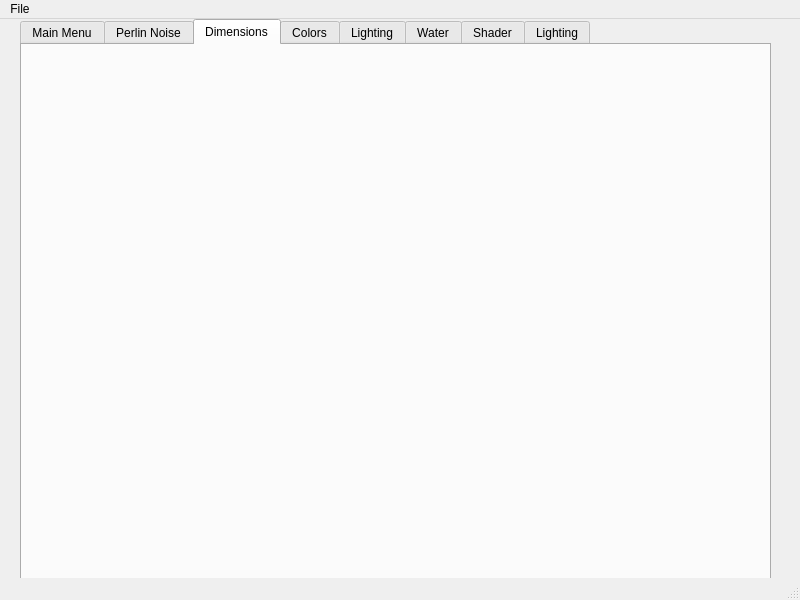
Before: the Qt Designer form pyqt5-gui/gui.ui in KatyT12/Random-3DTerrain-Generator, drawn with Qt 5.
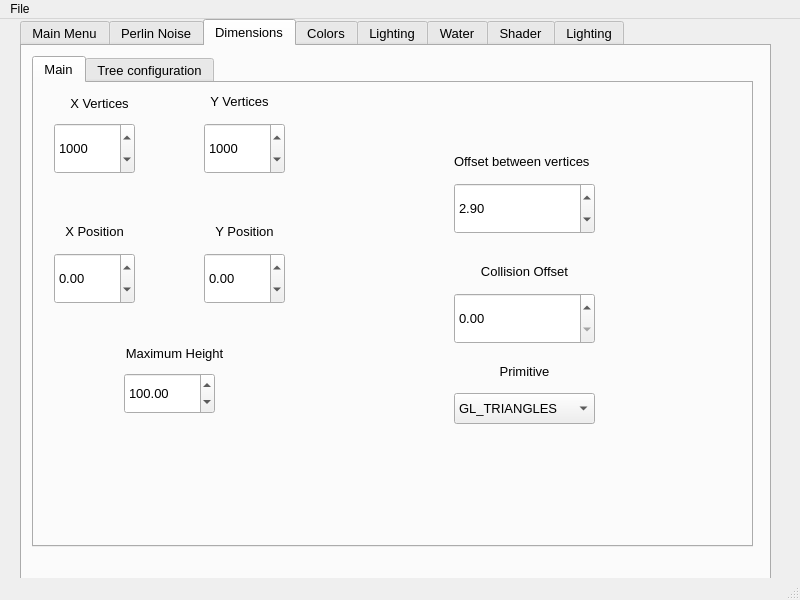
After: the same form once the commit is applied.

```diff
--- a/pyqt5-gui/gui.ui
+++ b/pyqt5-gui/gui.ui
@@ -26,6 +26,11 @@
       <height>571</height>
      </rect>
     </property>
+    <property name="font">
+     <font>
+      <pointsize>10</pointsize>
+     </font>
+    </property>
     <property name="currentIndex">
      <number>2</number>
     </property>
@@ -43,6 +48,303 @@
      <attribute name="title">
       <string>Dimensions</string>
      </attribute>
+     <widget class="QTabWidget" name="treeConfig">
+      <property name="geometry">
+       <rect>
+        <x>10</x>
+        <y>10</y>
+        <width>721</width>
+        <height>491</height>
+       </rect>
+      </property>
+      <property name="currentIndex">
+       <number>0</number>
+      </property>
+      <widget class="QWidget" name="MainDimensionsTab">
+       <attribute name="title">
+        <string>Main</string>
+       </attribute>
+       <widget class="QSpinBox" name="x">
+        <property name="geometry">
+         <rect>
+          <x>20</x>
+          <y>40</y>
+          <width>81</width>
+          <height>51</height>
+         </rect>
+        </property>
+        <property name="minimum">
+         <number>1</number>
+        </property>
+        <property name="maximum">
+         <number>10000</number>
+        </property>
+        <property name="value">
+         <number>1000</number>
+        </property>
+       </widget>
+       <widget class="QSpinBox" name="y">
+        <property name="geometry">
+         <rect>
+          <x>170</x>
+          <y>40</y>
+          <width>81</width>
+          <height>51</height>
+         </rect>
+        </property>
+        <property name="minimum">
+         <number>1</number>
+        </property>
+        <property name="maximum">
+         <number>10000</number>
+        </property>
+        <property name="value">
+         <number>1000</number>
+        </property>
+       </widget>
+       <widget class="QDoubleSpinBox" name="posx">
+        <property name="geometry">
+         <rect>
+          <x>20</x>
+          <y>170</y>
+          <width>81</width>
+          <height>51</height>
+         </rect>
+        </property>
+        <property name="minimum">
+         <double>-100.000000000000000</double>
+        </property>
+        <property name="maximum">
+         <double>100.000000000000000</double>
+        </property>
+       </widget>
+       <widget class="QDoubleSpinBox" name="posy">
+        <property name="geometry">
+         <rect>
+          <x>170</x>
+          <y>170</y>
+          <width>81</width>
+          <height>51</height>
+         </rect>
+        </property>
+        <property name="minimum">
+         <double>-100.000000000000000</double>
+        </property>
+        <property name="maximum">
+         <double>100.000000000000000</double>
+        </property>
+       </widget>
+       <widget class="QDoubleSpinBox" name="collisionOffset">
+        <property name="geometry">
+         <rect>
+          <x>420</x>
+          <y>210</y>
+          <width>141</width>
+          <height>51</height>
+         </rect>
+        </property>
+       </widget>
+       <widget class="QDoubleSpinBox" name="offset">
+        <property name="geometry">
+         <rect>
+          <x>420</x>
+          <y>100</y>
+          <width>141</width>
+          <height>51</height>
+         </rect>
+        </property>
+        <property name="minimum">
+         <double>0.500000000000000</double>
+        </property>
+        <property name="maximum">
+         <double>4.000000000000000</double>
+        </property>
+        <property name="singleStep">
+         <double>0.001000000000000</double>
+        </property>
+        <property name="value">
+         <double>2.900000000000000</double>
+        </property>
+       </widget>
+       <widget class="QComboBox" name="primitive">
+        <property name="geometry">
+         <rect>
+          <x>420</x>
+          <y>310</y>
+          <width>141</width>
+          <height>31</height>
+         </rect>
+        </property>
+        <property name="currentText">
+         <string>GL_TRIANGLES</string>
+        </property>
+        <item>
+         <property name="text">
+          <string>GL_TRIANGLES</string>
+         </property>
+        </item>
+        <item>
+         <property name="text">
+          <string>GL_POINTS</string>
+         </property>
+        </item>
+        <item>
+         <property name="text">
+          <string>GL_LINES</string>
+         </property>
+        </item>
+       </widget>
+       <widget class="QDoubleSpinBox" name="maxHeight">
+        <property name="geometry">
+         <rect>
+          <x>90</x>
+          <y>290</y>
+          <width>91</width>
+          <height>41</height>
+         </rect>
+        </property>
+        <property name="minimum">
+         <double>-200.000000000000000</double>
+        </property>
+        <property name="maximum">
+         <double>200.000000000000000</double>
+        </property>
+        <property name="value">
+         <double>100.000000000000000</double>
+        </property>
+       </widget>
+       <widget class="QLabel" name="xLabel">
+        <property name="geometry">
+         <rect>
+          <x>30</x>
+          <y>10</y>
+          <width>71</width>
+          <height>20</height>
+         </rect>
+        </property>
+        <property name="text">
+         <string>X Vertices</string>
+        </property>
+        <property name="alignment">
+         <set>Qt::AlignCenter</set>
+        </property>
+       </widget>
+       <widget class="QLabel" name="yLabel">
+        <property name="geometry">
+         <rect>
+          <x>170</x>
+          <y>10</y>
+          <width>71</width>
+          <height>16</height>
+         </rect>
+        </property>
+        <property name="text">
+         <string>Y Vertices</string>
+        </property>
+        <property name="alignment">
+         <set>Qt::AlignCenter</set>
+        </property>
+       </widget>
+       <widget class="QLabel" name="xposLabel">
+        <property name="geometry">
+         <rect>
+          <x>20</x>
+          <y>140</y>
+          <width>81</width>
+          <height>16</height>
+         </rect>
+        </property>
+        <property name="text">
+         <string>X Position</string>
+        </property>
+        <property name="alignment">
+         <set>Qt::AlignCenter</set>
+        </property>
+       </widget>
+       <widget class="QLabel" name="yposLabel">
+        <property name="geometry">
+         <rect>
+          <x>170</x>
+          <y>140</y>
+          <width>81</width>
+          <height>16</height>
+         </rect>
+        </property>
+        <property name="text">
+         <string>Y Position</string>
+        </property>
+        <property name="alignment">
+         <set>Qt::AlignCenter</set>
+        </property>
+       </widget>
+       <widget class="QLabel" name="maxHeightLabel">
+        <property name="geometry">
+         <rect>
+          <x>80</x>
+          <y>260</y>
+          <width>121</width>
+          <height>20</height>
+         </rect>
+        </property>
+        <property name="text">
+         <string>Maximum Height</string>
+        </property>
+        <property name="alignment">
+         <set>Qt::AlignCenter</set>
+        </property>
+       </widget>
+       <widget class="QLabel" name="offsetLabel">
+        <property name="geometry">
+         <rect>
+          <x>420</x>
+          <y>70</y>
+          <width>161</width>
+          <height>16</height>
+         </rect>
+        </property>
+        <property name="text">
+         <string>Offset between vertices</string>
+        </property>
+       </widget>
+       <widget class="QLabel" name="collisionOffsetLabel">
+        <property name="geometry">
+         <rect>
+          <x>420</x>
+          <y>180</y>
+          <width>141</width>
+          <height>16</height>
+         </rect>
+        </property>
+        <property name="text">
+         <string>Collision Offset</string>
+        </property>
+        <property name="alignment">
+         <set>Qt::AlignCenter</set>
+        </property>
+       </widget>
+       <widget class="QLabel" name="collisionOffsetLabel_2">
+        <property name="geometry">
+         <rect>
+          <x>420</x>
+          <y>280</y>
+          <width>141</width>
+          <height>16</height>
+         </rect>
+        </property>
+        <property name="text">
+         <string>Primitive</string>
+        </property>
+        <property name="alignment">
+         <set>Qt::AlignCenter</set>
+        </property>
+       </widget>
+      </widget>
+      <widget class="QWidget" name="treeConfig">
+       <attribute name="title">
+        <string>Tree configuration</string>
+       </attribute>
+      </widget>
+     </widget>
     </widget>
     <widget class="QWidget" name="Colors">
      <attribute name="title">
```
Left out of the diff: 191 changed lines with no effect on the pictures.
